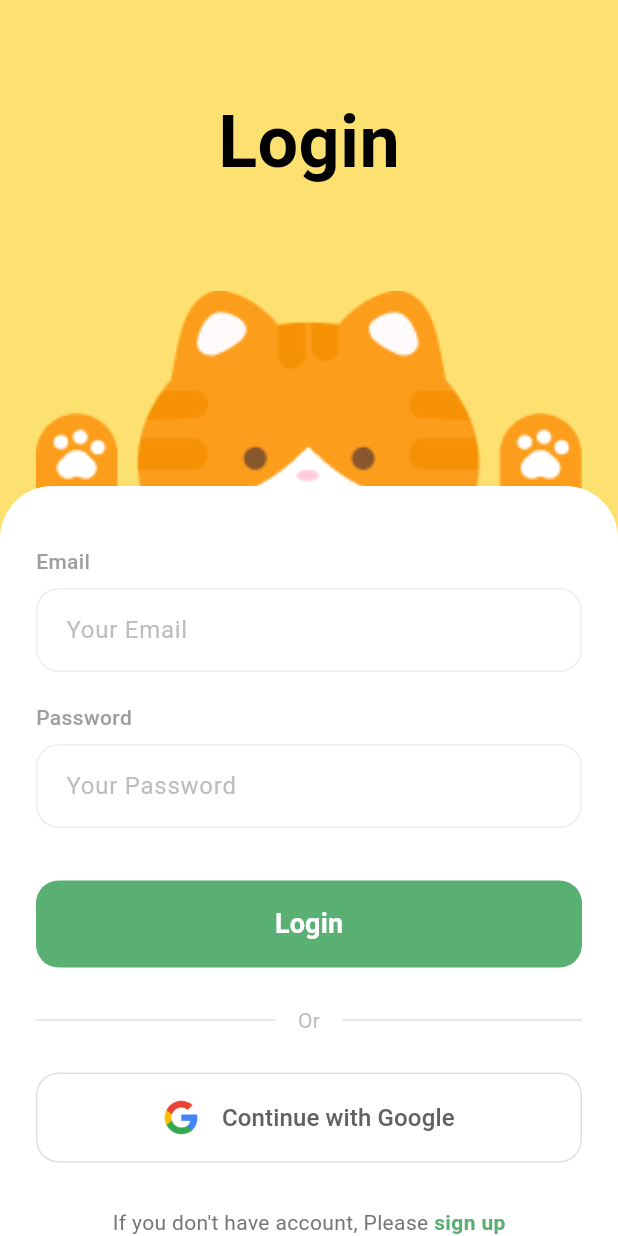
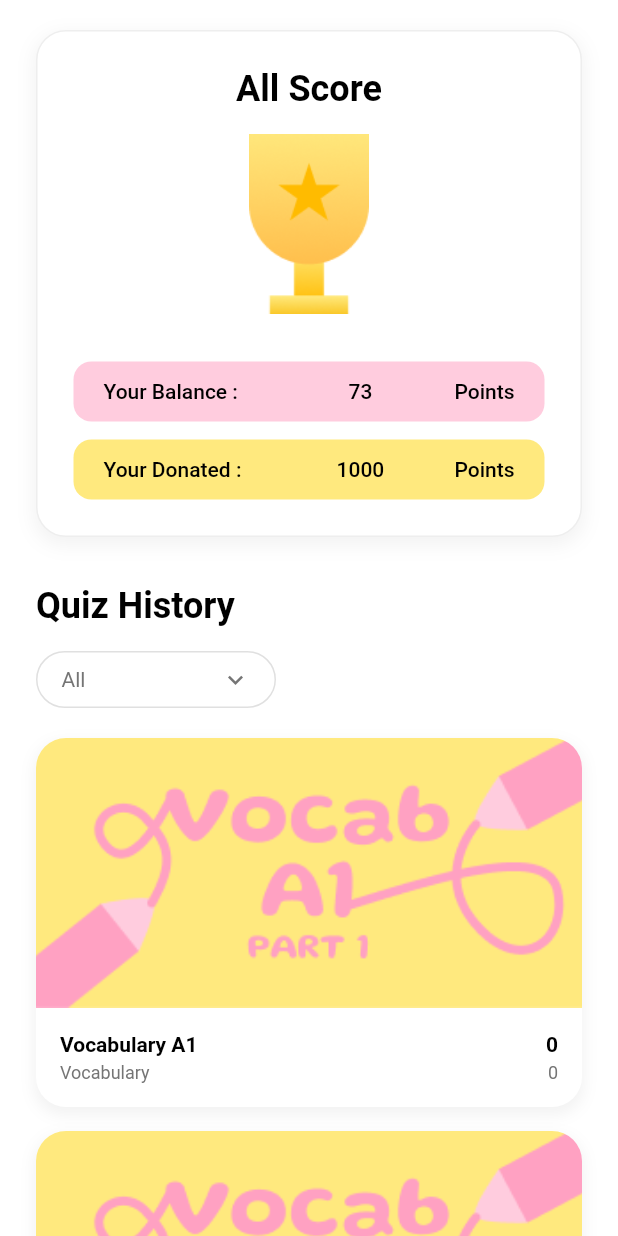
Before and after one commit to PuthoPutho/PetPoint, a Flutter app: the screen it shows after launch, on a phone screen of 412 x 824 dp. Run offline on Flutter 3.47's test engine with Material 3 defaults, Android fonts, the phone set to English and light mode, and no system bars; our stand-ins replace image_picker, lucide_icons; missing offline and left inert: spider_chart; Roboto replaces fonts that are missing (GoogleSans).

Commit message:
feat: implement quiz history card UI for score tracking

```diff
--- a/frontend/lib/main.dart
+++ b/frontend/lib/main.dart
@@ -1,13 +1,15 @@
 import 'package:flutter/material.dart';
+import 'package:frontend/models/quiz.dart';
 import 'package:frontend/screens/login/login.dart';
 //import 'package:frontend/screens/signup/sign_up.dart';
 import 'package:frontend/screens/home/home.dart';
+import 'package:frontend/screens/quiz/quiz_detail_screen.dart';
 import 'package:frontend/screens/quiz/quiz_list_screen.dart';
 //import 'screens/quiz/quiz_list_screen.dart';
 //import 'package:frontend/screens/home/home.dart';
 import 'package:frontend/screens/shelter/shelter.dart';
 import 'package:frontend/screens/myprofile/profile_screen.dart';
-
+import 'package:frontend/screens/allscore/all_score.dart';
 
 void main() {
   runApp(const MyApp());
@@ -31,7 +33,21 @@ class MyApp extends StatelessWidget {
       // ตั้งค่าเริ่มต้นเปิดมาเป็นหน้าโฮม (Home Screen)
       initialRoute: '/',
       routes: {
-        '/': (context) => const LoginScreen(),
+        '/': (context) => const AllScoreScreen(),
+        // '/': (context) => QuizDetailScreen(
+        //   quizData: Quiz(
+        //     uuid: '1',
+        //     title: 'Quiz 1',
+        //     description: 'Description 1',
+        //     category: 'Category 1',
+        //     points: 1,
+        //     duration: 1,
+        //     questionCount: 1,
+        //     level: 'Level 1',
+        //     tag: 'Tag 1',
+        //     createdAt: DateTime.now(),
+        //   ),
+        // ),
         // ตัวอย่างการเพิ่มหน้าอื่นๆ (ตอนนี้ใส่ placeholder ไว้ก่อนเพื่อไม่ให้ App Crash เวลาคลิกเมนู)
         '/foster': (context) => const PlaceholderScreen(title: 'Foster'),
         '/score': (context) => const PlaceholderScreen(title: 'Score'),
--- /dev/null
+++ b/frontend/lib/screens/allscore/all_score.dart
@@ -0,0 +1,388 @@
+import 'package:flutter/material.dart';
+import 'package:frontend/models/quiz.dart';
+import 'package:frontend/screens/quiz/quiz_detail_screen.dart';
+import 'package:frontend/services/mock_quiz_service.dart';
+// อย่าลืมตรวจสอบ path import ให้ถูกต้องนะครับ
+import '../../widgets/quiz_history_card.dart';
+
+// --- 1. Import หน้า QuizDetailScreen ของคุณที่นี่ ---
+// import 'quiz_detail_screen.dart';
+
+class AllScoreScreen extends StatefulWidget {
+  const AllScoreScreen({Key? key}) : super(key: key);
+
+  @override
+  State<AllScoreScreen> createState() => _AllScoreScreenState();
+}
+
+class _AllScoreScreenState extends State<AllScoreScreen> {
+  String selectedFilter = 'All';
+
+  final List<String> filterOptions = [
+    'All',
+    'Vocab',
+    'Grammar',
+    'Conversation',
+    'Meaning',
+    'Sentence',
+  ];
+
+  final List<Map<String, String>> quizHistoryData = const [
+    {
+      'title': 'Vocabulary   A1',
+      'subtitle': 'Part 1',
+      'score': '8/10',
+      'points': '10 Points',
+      'imagePath': 'assets/vocab_a1_part1.png',
+    },
+    {
+      'title': 'Grammar   B1',
+      'subtitle': 'Part 2',
+      'score': '9/10',
+      'points': '15 Points',
+      'imagePath': 'assets/vocab_a1_part1.png',
+    },
+  ];
+
+  List<Map<String, String>> get filteredData {
+    if (selectedFilter == 'All') {
+      return quizHistoryData;
+    }
+    return quizHistoryData.where((data) {
+      final title = (data['title'] ?? '').toLowerCase();
+      final subtitle = (data['subtitle'] ?? '').toLowerCase();
+      final filter = selectedFilter.toLowerCase();
+
+      if (filter == 'vocab' && title.contains('vocabulary')) return true;
+      return title.contains(filter) || subtitle.contains(filter);
+    }).toList();
+  }
+
+  @override
+  Widget build(BuildContext context) {
+    final displayData = MockQuizService.getMockQuizzes();
+
+    return Scaffold(
+      backgroundColor: Colors.white,
+      body: DefaultTextStyle(
+        style: const TextStyle(fontFamily: 'GoogleSans', color: Colors.black),
+        child: SafeArea(
+          child: SingleChildScrollView(
+            padding: const EdgeInsets.symmetric(
+              horizontal: 24.0,
+              vertical: 20.0,
+            ),
+            child: Column(
+              crossAxisAlignment: CrossAxisAlignment.start,
+              children: [
+                _buildTopScoreCard(),
+
+                const SizedBox(height: 32),
+
+                const Text(
+                  'Quiz History',
+                  style: TextStyle(
+                    fontSize: 24,
+                    fontWeight: FontWeight.bold,
+                    fontFamily: 'GoogleSans',
+                  ),
+                ),
+
+                const SizedBox(height: 16),
+
+                // --- ส่วนปุ่ม Dropdown ---
+                Theme(
+                  data: Theme.of(context).copyWith(
+                    popupMenuTheme: const PopupMenuThemeData(
+                      menuPadding: EdgeInsets.zero,
+                    ),
+                  ),
+                  child: PopupMenuButton<String>(
+                    position: PopupMenuPosition.under,
+                    offset: const Offset(0, 4),
+                    shape: RoundedRectangleBorder(
+                      borderRadius: BorderRadius.circular(16),
+                      side: BorderSide(color: Colors.grey.shade200),
+                    ),
+                    color: Colors.white,
+                    elevation: 2,
+                    clipBehavior: Clip.hardEdge,
+                    constraints: const BoxConstraints(
+                      minWidth: 160,
+                      maxWidth: 160,
+                    ),
+                    onSelected: (String newValue) {
+                      setState(() {
+                        selectedFilter = newValue;
+                      });
+                    },
+                    itemBuilder: (BuildContext context) {
+                      return filterOptions.map((String value) {
+                        final isFirst = value == filterOptions.first;
+                        final isLast = value == filterOptions.last;
+
+                        return PopupMenuItem<String>(
+                          value: value,
+                          padding: EdgeInsets.zero,
+                          height: 44,
+                          child: _HoverMenuItem(
+                            value: value,
+                            isFirst: isFirst,
+                            isLast: isLast,
+                          ),
+                        );
+                      }).toList();
+                    },
+                    child: Container(
+                      width: 160,
+                      padding: const EdgeInsets.symmetric(
+                        horizontal: 16,
+                        vertical: 8,
+                      ),
+                      decoration: BoxDecoration(
+                        border: Border.all(color: Colors.grey.shade300),
+                        borderRadius: BorderRadius.circular(20),
+                        color: Colors.white,
+                      ),
+                      child: Row(
+                        mainAxisAlignment: MainAxisAlignment.spaceBetween,
+                        children: [
+                          Expanded(
+                            child: Text(
+                              selectedFilter,
+                              style: TextStyle(
+                                color: Colors.grey.shade600,
+                                fontSize: 14,
+                              ),
+                              overflow: TextOverflow.ellipsis,
+                            ),
+                          ),
+                          Icon(
+                            Icons.keyboard_arrow_down,
+                            color: Colors.grey.shade600,
+                            size: 20,
+                          ),
+                        ],
+                      ),
+                    ),
+                  ),
+                ),
+
+                // --- จบส่วนปุ่ม Dropdown ---
+                const SizedBox(height: 20),
+
+                if (displayData.isEmpty)
+                  const Padding(
+                    padding: EdgeInsets.only(top: 20.0),
+                    child: Center(
+                      child: Text(
+                        'No history found for this category.',
+                        style: TextStyle(
+                          color: Colors.grey,
+                          fontFamily: 'GoogleSans',
+                        ),
+                      ),
+                    ),
+                  )
+                else
+                  ListView.builder(
+                    shrinkWrap: true,
+                    physics: const NeverScrollableScrollPhysics(),
+                    itemCount: displayData.length,
+                    itemBuilder: (context, index) {
+                      final data = displayData[index];
+                      return Padding(
+                        padding: const EdgeInsets.only(bottom: 16.0),
+                        child: QuizHistoryCard(
+                          title: data.title,
+                          subtitle: data.category,
+                          score: "0",
+                          points: "0",
+                          imagePath: "assets/vocab_a1_part1.png",
+                          // --- 2. เพิ่มส่วน onTap ตรงนี้ เพื่อให้เมื่อคลิกแล้วเปลี่ยนหน้า ---
+                          onTap: () {
+                            Navigator.push(
+                              context,
+                              MaterialPageRoute(
+                                // *ข้อควรระวัง: ถ้า QuizDetailScreen ของคุณบังคับรับ Parameter
+                                // อย่าลืมโยนข้อมูลจาก data[...] เข้าไปด้วยนะครับ
+                                builder: (context) => QuizDetailScreen(
+                                  quizData: Quiz(
+                                    uuid: data.uuid,
+                                    title: data.title,
+                                    description: data.description,
+                                    category: data.category,
+                                    points: data.points,
+                                    duration: data.duration,
+                                    questionCount: data.questionCount,
+                                    level: data.level,
+                                    tag: data.tag,
+                                    createdAt: DateTime.now(),
+                                  ),
+                                ),
+                              ),
+                            );
+                          },
+                          // -----------------------------------------------------------
+                        ),
+                      );
+                    },
+                  ),
+              ],
+            ),
+          ),
+        ),
+      ),
+    );
+  }
+
+  Widget _buildTopScoreCard() {
+    return Container(
+      width: double.infinity,
+      padding: const EdgeInsets.all(24.0),
+      decoration: BoxDecoration(
+        color: Colors.white,
+        borderRadius: BorderRadius.circular(20),
+        border: Border.all(color: Colors.grey.shade200),
+        boxShadow: [
+          BoxShadow(
+            color: Colors.black.withOpacity(0.05),
+            blurRadius: 10,
+            spreadRadius: 1,
+            offset: const Offset(0, 4),
+          ),
+        ],
+      ),
+      child: Column(
+        children: [
+          const Text(
+            'All Score',
+            style: TextStyle(
+              fontSize: 24,
+              fontWeight: FontWeight.bold,
+              color: Colors.black,
+            ),
+          ),
+          const SizedBox(height: 16),
+          Image.asset(
+            'assets/trophy.png',
+            height: 120,
+            width: 80,
+            fit: BoxFit.cover,
+          ),
+          const SizedBox(height: 32),
+          _buildPointRow(
+            title: 'Your Balance :',
+            value: '73',
+            unit: 'Points',
+            backgroundColor: const Color(0xFFFFCCDE),
+          ),
+          const SizedBox(height: 12),
+          _buildPointRow(
+            title: 'Your Donated :',
+            value: '1000',
+            unit: 'Points',
+            backgroundColor: const Color(0xFFFFE97E),
+          ),
+        ],
+      ),
+    );
+  }
+
+  Widget _buildPointRow({
+    required String title,
+    required String value,
+    required String unit,
+    required Color backgroundColor,
+  }) {
+    return Container(
+      padding: const EdgeInsets.symmetric(horizontal: 20, vertical: 12),
+      decoration: BoxDecoration(
+        color: backgroundColor,
+        borderRadius: BorderRadius.circular(12),
+      ),
+      child: Row(
+        mainAxisAlignment: MainAxisAlignment.spaceBetween,
+        children: [
+          Expanded(
+            flex: 2,
+            child: Text(
+              title,
+              style: const TextStyle(fontWeight: FontWeight.w500, fontSize: 14),
+            ),
+          ),
+          Expanded(
+            flex: 1,
+            child: Text(
+              value,
+              textAlign: TextAlign.center,
+              style: const TextStyle(fontWeight: FontWeight.w500, fontSize: 14),
+            ),
+          ),
+          Expanded(
+            flex: 1,
+            child: Text(
+              unit,
+              textAlign: TextAlign.right,
+              style: const TextStyle(fontWeight: FontWeight.w500, fontSize: 14),
+            ),
+          ),
+        ],
+      ),
+    );
+  }
+}
+
+// --- Widget ใหม่สำหรับจัดการ Hover Effect ---
+class _HoverMenuItem extends StatefulWidget {
+  final String value;
+  final bool isFirst;
+  final bool isLast;
+
+  const _HoverMenuItem({
+    Key? key,
+    required this.value,
+    required this.isFirst,
+    required this.isLast,
+  }) : super(key: key);
+
+  @override
+  State<_HoverMenuItem> createState() => _HoverMenuItemState();
+}
+
+class _HoverMenuItemState extends State<_HoverMenuItem> {
+  bool isHovered = false;
+
+  @override
+  Widget build(BuildContext context) {
+    return MouseRegion(
+      onEnter: (_) => setState(() => isHovered = true),
+      onExit: (_) => setState(() => isHovered = false),
+      cursor: SystemMouseCursors.click,
+      child: Container(
+        width: double.infinity,
+        padding: const EdgeInsets.symmetric(horizontal: 20, vertical: 12),
+        decoration: BoxDecoration(
+          color: isHovered ? const Color(0xFFE8F5E9) : Colors.transparent,
+          borderRadius: BorderRadius.vertical(
+            top: widget.isFirst ? const Radius.circular(16) : Radius.zero,
+            bottom: widget.isLast ? const Radius.circular(16) : Radius.zero,
+          ),
+          border: Border(
+            bottom: BorderSide(
+              color: widget.isLast ? Colors.transparent : Colors.grey.shade100,
+            ),
+          ),
+        ),
+        child: Text(
+          widget.value,
+          style: TextStyle(
+            color: isHovered ? Colors.black87 : Colors.grey.shade600,
+            fontSize: 14,
+            fontFamily: 'GoogleSans',
+          ),
+        ),
+      ),
+    );
+  }
+}
--- /dev/null
+++ b/frontend/lib/widgets/quiz_history_card.dart
@@ -0,0 +1,147 @@
+import 'package:flutter/material.dart';
+
+class QuizHistoryCard extends StatefulWidget {
+  final String title;
+  final String subtitle;
+  final String score;
+  final String points;
+  final String imagePath;
+  final VoidCallback? onTap;
+
+  const QuizHistoryCard({
+    Key? key,
+    required this.title,
+    required this.subtitle,
+    required this.score,
+    required this.points,
+    required this.imagePath,
+    this.onTap,
+  }) : super(key: key);
+
+  @override
+  State<QuizHistoryCard> createState() => _QuizHistoryCardState();
+}
+
+class _QuizHistoryCardState extends State<QuizHistoryCard> {
+  bool _isHovered = false;
+
+  @override
+  Widget build(BuildContext context) {
+    return MouseRegion(
+      cursor: SystemMouseCursors.click,
+      onEnter: (_) => setState(() => _isHovered = true),
+      onExit: (_) => setState(() => _isHovered = false),
+      child: GestureDetector(
+        onTap: widget.onTap,
+        // --- ส่วนที่แก้ไข: ครอบการ์ดทั้งใบด้วย AnimatedScale ---
+        child: AnimatedScale(
+          // ขยายขนาดการ์ดทั้งใบ 5% (1.05) เมื่อ Hover
+          scale: _isHovered ? 1.0015 : 1.0,
+          duration: const Duration(milliseconds: 400),
+          curve: Curves.easeInOut, // ปรับ Curve ให้สมูทขึ้น
+          child: AnimatedContainer(
+            duration: const Duration(milliseconds: 100),
+            decoration: BoxDecoration(
+              color: Colors.white,
+              borderRadius: BorderRadius.circular(20),
+              boxShadow: [
+                BoxShadow(
+                  // ปรับเงาให้เข้มและกระจายมากขึ้นเมื่อ Hover เพื่อให้ดู "ลอย" ขึ้น
+                  color: Colors.black.withOpacity(_isHovered ? 0.15 : 0.05),
+                  blurRadius: _isHovered ? 16 : 8,
+                  spreadRadius: _isHovered ? 2 : 1,
+                  offset: Offset(0, _isHovered ? 8 : 4),
+                ),
+              ],
+            ),
+            child: Column(
+              crossAxisAlignment: CrossAxisAlignment.start,
+              children: [
+
+                ClipRRect(
+                  borderRadius: const BorderRadius.vertical(top: Radius.circular(20)),
+                  child: Image.asset(
+                    widget.imagePath,
+                    height: 180,
+                    width: double.infinity,
+                    fit: BoxFit.cover,
+                    errorBuilder: (context, error, stackTrace) {
+                      return Container(
+                        height: 180,
+                        color: Colors.grey[300],
+                        child: const Center(
+                          child: Icon(Icons.broken_image, size: 40, color: Colors.grey),
+                        ),
+                      );
+                    },
+                  ),
+                ),
+
+                // ส่วนรายละเอียดด้านล่างภาพ
+                Padding(
+                  padding: const EdgeInsets.all(16.0),
+                  child: Row(
+                    mainAxisAlignment: MainAxisAlignment.spaceBetween,
+                    children: [
+                      Expanded(
+                        child: Column(
+                          crossAxisAlignment: CrossAxisAlignment.start,
+                          children: [
+                            Text(
+                              widget.title,
+                              style: const TextStyle(
+                                fontWeight: FontWeight.bold,
+                                fontSize: 14,
+                                color: Colors.black,
+                                fontFamily: 'GoogleSans',
+                              ),
+                              overflow: TextOverflow.ellipsis,
+                            ),
+                            const SizedBox(height: 4),
+                            Text(
+                              widget.subtitle,
+                              style: TextStyle(
+                                color: Colors.grey.shade600,
+                                fontSize: 12,
+                                fontFamily: 'GoogleSans',
+                              ),
+                              overflow: TextOverflow.ellipsis,
+                            ),
+                          ],
+                        ),
+                      ),
+                      const SizedBox(width: 8),
+                      Column(
+                        crossAxisAlignment: CrossAxisAlignment.end,
+                        children: [
+                          Text(
+                            widget.score,
+                            style: const TextStyle(
+                              fontWeight: FontWeight.bold,
+                              fontSize: 14,
+                              color: Colors.black,
+                              fontFamily: 'GoogleSans',
+                            ),
+                          ),
+                          const SizedBox(height: 4),
+                          Text(
+                            widget.points,
+                            style: TextStyle(
+                              color: Colors.grey.shade600,
+                              fontSize: 12,
+                              fontFamily: 'GoogleSans',
+                            ),
+                          ),
+                        ],
+                      ),
+                    ],
+                  ),
+                )
+              ],
+            ),
+          ),
+        ),
+      ),
+    );
+  }
+}
--- a/frontend/pubspec.yaml
+++ b/frontend/pubspec.yaml
@@ -73,6 +73,8 @@ flutter:
     - assets/OrangeCatBaby.png
     - assets/shelter1.png
     - assets/Google_G_logo.svg.webp
+    - assets/vocab_a1_part1.png
+    - assets/trophy.png
 
   fonts:
     - family: GoogleSans
```
Also changed, not shown: frontend/assets/trophy.png (added), frontend/assets/vocab_a1_part1.png (added), frontend/pubspec.lock.
